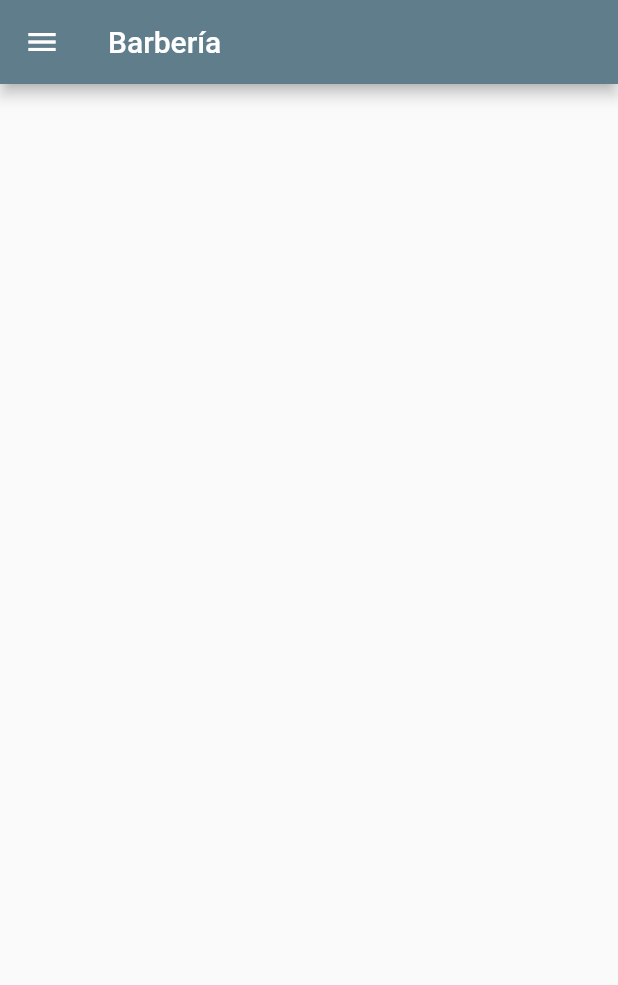
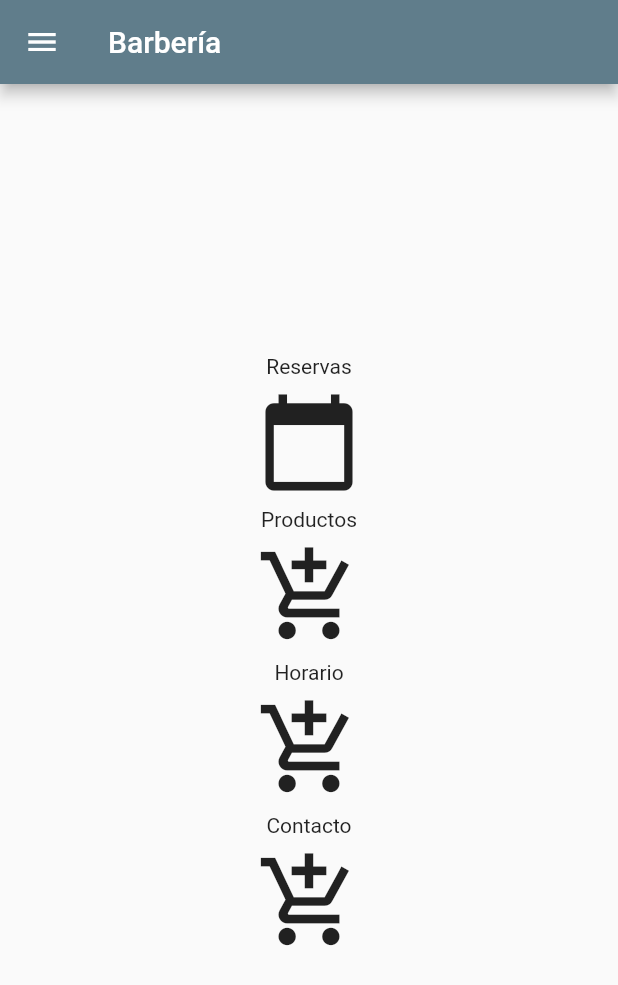
Before and after one commit to rujex/barberia, a Flutter app: the screen it shows after launch, on a phone screen of 412 x 824 dp. Shown: the top 985 px of the screen. Run offline on Flutter 3.47's test engine with Material 2 defaults, Android fonts, the phone set to English and light mode, and no system bars.

Commit message:
main modificado

```diff
--- a/lib/main.dart
+++ b/lib/main.dart
@@ -32,6 +32,37 @@ class MyApp extends StatelessWidget {
         appBar: AppBar(
           title: Text('Barbería'),
         ),
+        body: Center(
+          child: Column(
+            mainAxisAlignment: MainAxisAlignment.center,
+            children: <Widget>[
+              Text('Reservas'),
+              IconButton(
+                  icon: Icon(Icons.calendar_today) ,
+                  iconSize: 70,
+                  onPressed: () { print("has pulsado"); },
+              ),
+              Text('Productos'),
+              IconButton(
+                icon: Icon(Icons.add_shopping_cart) ,
+                iconSize: 70,
+                onPressed: () { print("has pulsado"); },
+              ),
+              Text('Horario'),
+              IconButton(
+                icon: Icon(Icons.add_shopping_cart) ,
+                iconSize: 70,
+                onPressed: () { print("has pulsado"); },
+              ),
+              Text('Contacto'),
+              IconButton(
+                icon: Icon(Icons.add_shopping_cart) ,
+                iconSize: 70,
+                onPressed: () { print("has pulsado"); },
+              ),
+            ],
+          ) ,
+        ),
         drawer: Drawer(),
       );
     }
```
Also changed, not shown: lib/horario.dart (added), 5 other files.
